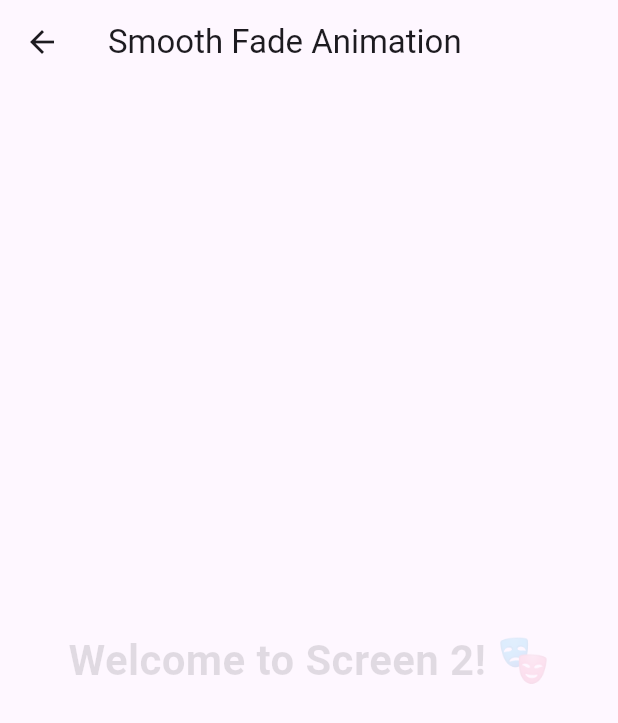
After one commit to sarvanix/textanimation, a Flutter app: the SecondScreen screen opened directly, on a phone screen of 412 x 824 dp. The commit adds this screen. Shown: the top 723 px of the screen. Run offline on Flutter 3.47's test engine with Material 3 defaults, Android fonts, the phone set to English and light mode, and no system bars.

Commit message:
Step 3: Added second screen with a different fade animation

```diff
--- /dev/null
+++ b/lib/second_screen.dart
@@ -0,0 +1,38 @@
+import 'package:flutter/material.dart';
+//sharu
+class SecondScreen extends StatefulWidget {
+  @override
+  _SecondScreenState createState() => _SecondScreenState();
+}
+
+class _SecondScreenState extends State<SecondScreen> {
+  double _opacity = 0.0;
+
+  @override
+  void initState() {
+    super.initState();
+    Future.delayed(Duration(milliseconds: 500), () {
+      setState(() {
+        _opacity = 1.0;
+      });
+    });
+  }
+
+  @override
+  Widget build(BuildContext context) {
+    return Scaffold(
+      appBar: AppBar(title: Text("Smooth Fade Animation")),
+      body: Center(
+        child: AnimatedOpacity(
+          opacity: _opacity,
+          duration: Duration(seconds: 3),
+          curve: Curves.easeInCubic,
+          child: Text(
+            "Welcome to Screen 2! 🎭",
+            style: TextStyle(fontSize: 28, fontWeight: FontWeight.bold),
+          ),
+        ),
+      ),
+    );
+  }
+}
```
Also changed, not shown: lib/main.dart (+14 -2 lines).
